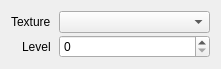
Above: src/session/AttachmentProperties.ui from houmain/gpupad before the change. Below: the same form after it.
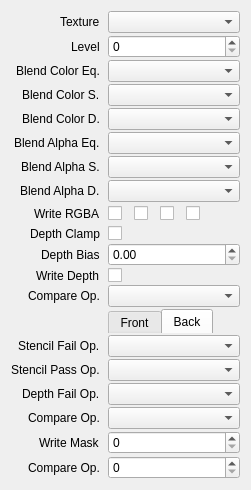
That is the form after the change. Custom widgets are drawn as their Qt base class.

Commit message: Attachment Properties

```diff
--- a/src/session/AttachmentProperties.ui
+++ b/src/session/AttachmentProperties.ui
@@ -2,14 +2,6 @@
 <ui version="4.0">
  <class>AttachmentProperties</class>
  <widget class="QWidget" name="AttachmentProperties">
-  <property name="geometry">
-   <rect>
-    <x>0</x>
-    <y>0</y>
-    <width>221</width>
-    <height>45</height>
-   </rect>
-  </property>
   <layout class="QVBoxLayout" name="verticalLayout">
    <item>
     <layout class="QFormLayout" name="formLayout">
@@ -34,26 +26,281 @@
      <property name="bottomMargin">
       <number>0</number>
      </property>
-     <item row="0" column="0">
+     <item row="1" column="0">
       <widget class="QLabel" name="labelTexture">
        <property name="text">
         <string>Texture</string>
        </property>
       </widget>
      </item>
-     <item row="0" column="1">
+     <item row="1" column="1">
       <widget class="ReferenceComboBox" name="texture"/>
      </item>
-     <item row="1" column="0">
+     <item row="2" column="0">
       <widget class="QLabel" name="labelLevel">
        <property name="text">
         <string>Level</string>
        </property>
       </widget>
      </item>
-     <item row="1" column="1">
+     <item row="2" column="1">
       <widget class="QSpinBox" name="level"/>
      </item>
+     <item row="3" column="0">
+      <widget class="QLabel" name="labelBlendColorEq">
+       <property name="text">
+        <string>Blend Color Eq.</string>
+       </property>
+      </widget>
+     </item>
+     <item row="3" column="1">
+      <widget class="DataComboBox" name="blendColorEq"/>
+     </item>
+     <item row="4" column="0">
+      <widget class="QLabel" name="labelBlendColorSource">
+       <property name="text">
+        <string>Blend Color S.</string>
+       </property>
+      </widget>
+     </item>
+     <item row="4" column="1">
+      <widget class="DataComboBox" name="blendColorSource"/>
+     </item>
+     <item row="5" column="0">
+      <widget class="QLabel" name="labelBlendColorDest">
+       <property name="text">
+        <string>Blend Color D.</string>
+       </property>
+      </widget>
+     </item>
+     <item row="5" column="1">
+      <widget class="DataComboBox" name="blendColorDest"/>
+     </item>
+     <item row="6" column="0">
+      <widget class="QLabel" name="labelBlendAlphaEq">
+       <property name="text">
+        <string>Blend Alpha Eq.</string>
+       </property>
+      </widget>
+     </item>
+     <item row="6" column="1">
+      <widget class="DataComboBox" name="alphaBlendEq"/>
+     </item>
+     <item row="7" column="0">
+      <widget class="QLabel" name="labelBlendAlphaSource">
+       <property name="text">
+        <string>Blend Alpha S.</string>
+       </property>
+      </widget>
+     </item>
+     <item row="7" column="1">
+      <widget class="DataComboBox" name="blendAlphaSource"/>
+     </item>
+     <item row="8" column="0">
+      <widget class="QLabel" name="labelBlendAlphaDest">
+       <property name="text">
+        <string>Blend Alpha D.</string>
+       </property>
+      </widget>
+     </item>
+     <item row="8" column="1">
+      <widget class="DataComboBox" name="blendAlphaDest"/>
+     </item>
+     <item row="9" column="0">
+      <widget class="QLabel" name="labelColorWriteMask">
+       <property name="text">
+        <string>Write RGBA</string>
+       </property>
+      </widget>
+     </item>
+     <item row="9" column="1">
+      <layout class="QHBoxLayout" name="horizontalLayout">
+       <property name="spacing">
+        <number>12</number>
+       </property>
+       <item>
+        <widget class="QCheckBox" name="writeMaskR">
+         <property name="text">
+          <string/>
+         </property>
+        </widget>
+       </item>
+       <item>
+        <widget class="QCheckBox" name="writeMaskG">
+         <property name="text">
+          <string/>
+         </property>
+        </widget>
+       </item>
+       <item>
+        <widget class="QCheckBox" name="writeMaskB">
+         <property name="text">
+          <string/>
+         </property>
+        </widget>
+       </item>
+       <item>
+        <widget class="QCheckBox" name="writeMaskA">
+         <property name="text">
+          <string/>
+         </property>
+        </widget>
+       </item>
+       <item>
+        <spacer name="horizontalSpacer">
+         <property name="orientation">
+          <enum>Qt::Horizontal</enum>
+         </property>
+         <property name="sizeHint" stdset="0">
+          <size>
+           <width>40</width>
+           <height>20</height>
+          </size>
+         </property>
+        </spacer>
+       </item>
+      </layout>
+     </item>
+     <item row="10" column="0">
+      <widget class="QLabel" name="labelDepthClamp">
+       <property name="text">
+        <string>Depth Clamp</string>
+       </property>
+      </widget>
+     </item>
+     <item row="10" column="1">
+      <widget class="QCheckBox" name="depthClamp">
+       <property name="text">
+        <string/>
+       </property>
+      </widget>
+     </item>
+     <item row="11" column="0">
+      <widget class="QLabel" name="labelDepthBias">
+       <property name="text">
+        <string>Depth Bias</string>
+       </property>
+      </widget>
+     </item>
+     <item row="11" column="1">
+      <widget class="QDoubleSpinBox" name="depthBias"/>
+     </item>
+     <item row="12" column="0">
+      <widget class="QLabel" name="labelDepthWriteMask">
+       <property name="text">
+        <string>Write Depth</string>
+       </property>
+      </widget>
+     </item>
+     <item row="12" column="1">
+      <widget class="QCheckBox" name="depthWrite">
+       <property name="text">
+        <string/>
+       </property>
+      </widget>
+     </item>
+     <item row="13" column="0">
+      <widget class="QLabel" name="labelDepthCompareOp">
+       <property name="text">
+        <string>Compare Op.</string>
+       </property>
+      </widget>
+     </item>
+     <item row="13" column="1">
+      <widget class="DataComboBox" name="depthCompareOp"/>
+     </item>
+     <item row="14" column="1">
+      <widget class="QTabWidget" name="tabStencil">
+       <property name="sizePolicy">
+        <sizepolicy hsizetype="Expanding" vsizetype="Fixed">
+         <horstretch>1</horstretch>
+         <verstretch>0</verstretch>
+        </sizepolicy>
+       </property>
+       <property name="maximumSize">
+        <size>
+         <width>16777215</width>
+         <height>24</height>
+        </size>
+       </property>
+       <property name="styleSheet">
+        <string notr="true">QTabWidget::pane { border: none; }</string>
+       </property>
+       <property name="currentIndex">
+        <number>1</number>
+       </property>
+       <widget class="QWidget" name="tabStencilFront">
+        <attribute name="title">
+         <string>Front</string>
+        </attribute>
+       </widget>
+       <widget class="QWidget" name="tabStencilBack">
+        <attribute name="title">
+         <string>Back</string>
+        </attribute>
+       </widget>
+      </widget>
+     </item>
+     <item row="15" column="1">
+      <widget class="DataComboBox" name="stencilFailOp"/>
+     </item>
+     <item row="15" column="0">
+      <widget class="QLabel" name="labelStencilFailOp">
+       <property name="text">
+        <string>Stencil Fail Op.</string>
+       </property>
+      </widget>
+     </item>
+     <item row="16" column="1">
+      <widget class="DataComboBox" name="stencilPassOp"/>
+     </item>
+     <item row="17" column="1">
+      <widget class="DataComboBox" name="stencilDepthFailOp"/>
+     </item>
+     <item row="16" column="0">
+      <widget class="QLabel" name="labelStencilPassOp">
+       <property name="text">
+        <string>Stencil Pass Op.</string>
+       </property>
+      </widget>
+     </item>
+     <item row="17" column="0">
+      <widget class="QLabel" name="labelStencilDepthFailOp">
+       <property name="text">
+        <string>Depth Fail Op.</string>
+       </property>
+      </widget>
+     </item>
+     <item row="18" column="1">
+      <widget class="DataComboBox" name="stencilCompareOp"/>
+     </item>
+     <item row="18" column="0">
+      <widget class="QLabel" name="labelStencilCompareOp">
+       <property name="text">
+        <string>Compare Op.</string>
+       </property>
+      </widget>
+     </item>
+     <item row="19" column="1">
+      <widget class="QSpinBox" name="stencilWriteMask"/>
+     </item>
+     <item row="20" column="1">
+      <widget class="QSpinBox" name="stencilReference"/>
+     </item>
+     <item row="19" column="0">
+      <widget class="QLabel" name="labelStencilWriteMask">
+       <property name="text">
+        <string>Write Mask</string>
+       </property>
+      </widget>
+     </item>
+     <item row="20" column="0">
+      <widget class="QLabel" name="labelStencilReference">
+       <property name="text">
+        <string>Compare Op.</string>
+       </property>
+      </widget>
+     </item>
     </layout>
    </item>
   </layout>
@@ -64,6 +311,11 @@
    <extends>QComboBox</extends>
    <header>session/ReferenceComboBox.h</header>
   </customwidget>
+  <customwidget>
+   <class>DataComboBox</class>
+   <extends>QComboBox</extends>
+   <header>session/DataComboBox.h</header>
+  </customwidget>
  </customwidgets>
  <resources/>
  <connections/>
```
The commit also changes 2 other files.
